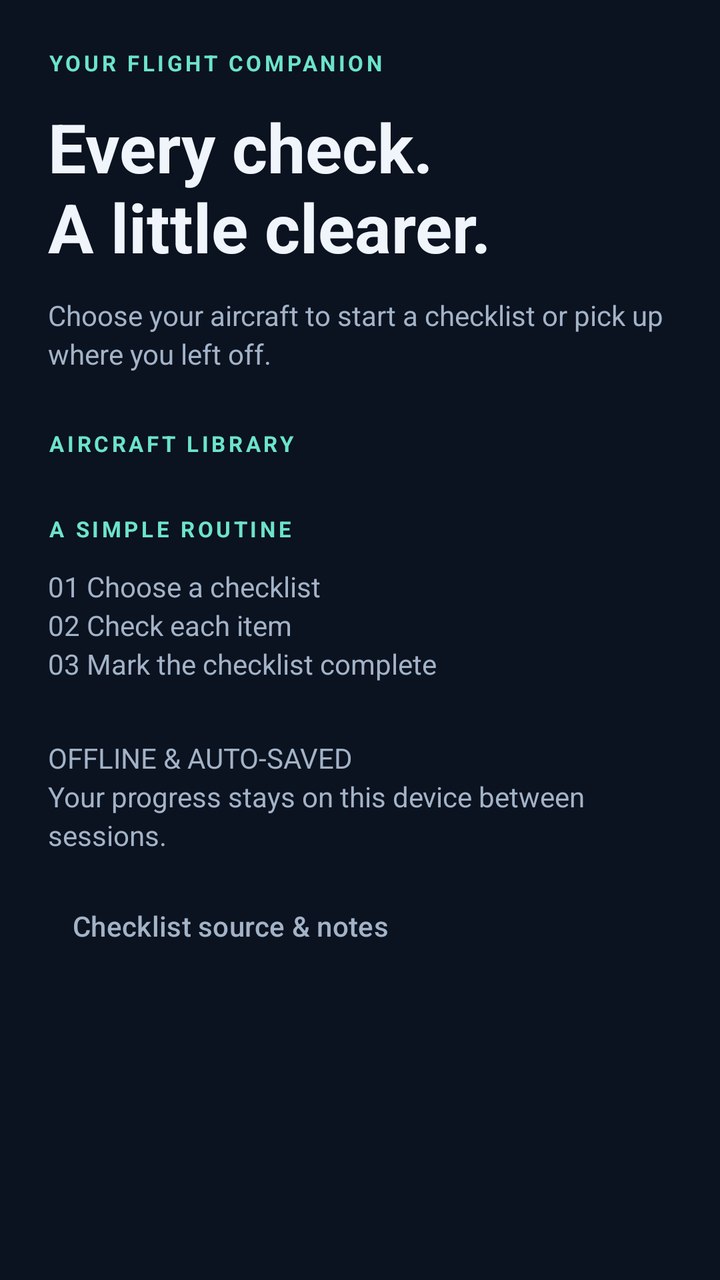
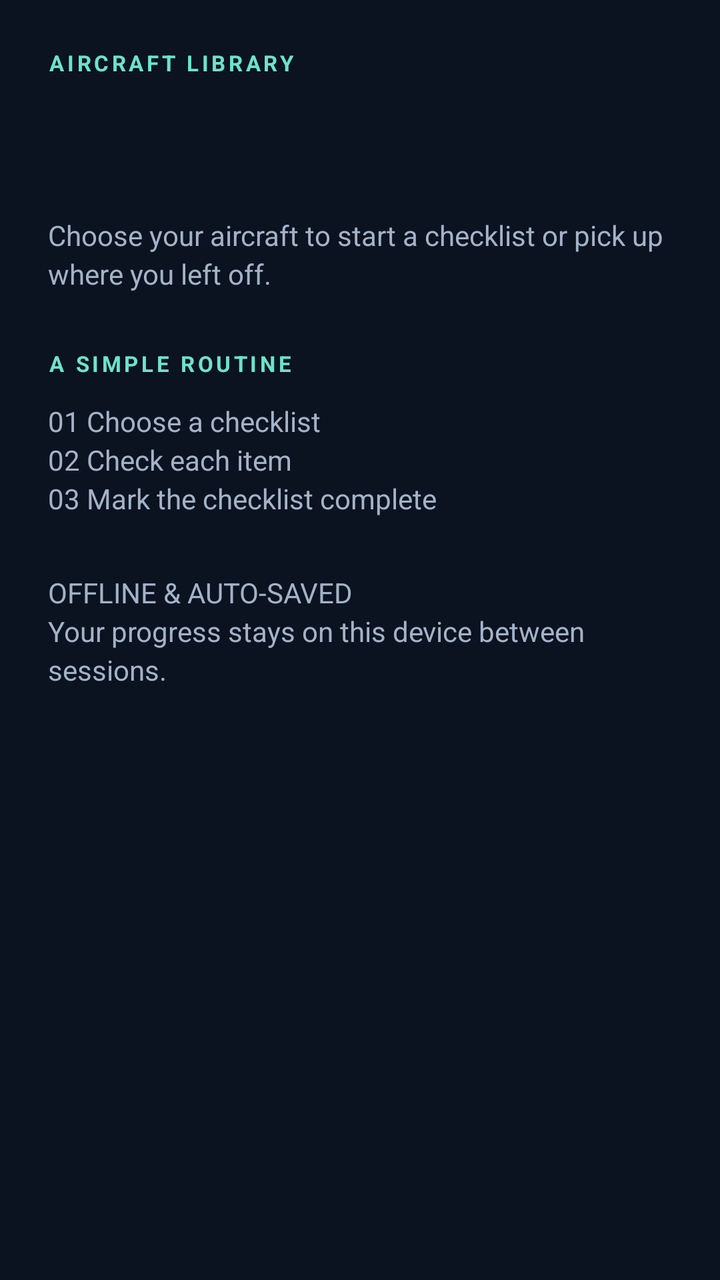

The first picture is an Android layout as it rendered before a commit; the second is the same layout after the commit. The layout source and the unified diff follow.
<!-- AndroidManifest.xml: application theme Theme.Electricalchecklist -->
<!-- res/layout/screen_aircraft.xml -->
<?xml version="1.0" ?>
<ScrollView xmlns:android="http://schemas.android.com/apk/res/android" android:id="@+id/page_scroll" android:layout_width="match_parent" android:layout_height="match_parent" android:fillViewport="true">
    <LinearLayout android:id="@+id/page_body" android:layout_width="match_parent" android:layout_height="wrap_content" android:orientation="vertical" android:padding="24dp">
        <TextView style="@style/Eyebrow" android:text="@string/flight_companion"/>
        <TextView style="@style/PageTitle" android:text="@string/home_title"/>
        <TextView style="@style/BodyText" android:text="@string/choose_aircraft"/>
        <TextView style="@style/Eyebrow" android:layout_marginTop="28dp" android:text="@string/aircraft_library"/>
        <LinearLayout android:id="@+id/aircraft_rows" android:layout_width="match_parent" android:layout_height="wrap_content" android:orientation="vertical"/>
        <TextView style="@style/Eyebrow" android:layout_marginTop="28dp" android:text="@string/simple_routine"/>
        <TextView style="@style/BodyText" android:text="@string/routine"/>
        <TextView style="@style/BodyText" android:layout_marginTop="28dp" android:text="@string/autosaved"/>
        <com.google.android.material.button.MaterialButton android:id="@+id/source_button" style="@style/TextAction" android:layout_marginTop="12dp" android:text="@string/source_notes"/>
    </LinearLayout>
</ScrollView>
<!-- resources referenced by this layout -->
<resources>
  <string name="aircraft_library">AIRCRAFT LIBRARY</string>
  <string name="autosaved">OFFLINE &amp; AUTO-SAVED\nYour progress stays on this device between sessions.</string>
  <string name="choose_aircraft">Choose your aircraft to start a checklist or pick up where you left off.</string>
  <string name="flight_companion">YOUR FLIGHT COMPANION</string>
  <string name="home_title">Every check.\nA little clearer.</string>
  <string name="routine">01   Choose a checklist\n02   Check each item\n03   Mark the checklist complete</string>
  <string name="simple_routine">A SIMPLE ROUTINE</string>
  <string name="source_notes">Checklist source &amp; notes</string>
  <style name="BodyText">
          <item name="android:layout_width">match_parent</item>
          <item name="android:layout_height">wrap_content</item>
          <item name="android:layout_marginTop">12dp</item>
          <item name="android:textSize">14sp</item>
          <item name="android:textColor">@color/muted</item>
          <item name="android:lineSpacingExtra">3dp</item>
      </style>
  <style name="Eyebrow">
          <item name="android:layout_width">match_parent</item>
          <item name="android:layout_height">wrap_content</item>
          <item name="android:textSize">11sp</item>
          <item name="android:textColor">@color/accent</item>
          <item name="android:letterSpacing">0.14</item>
          <item name="android:textStyle">bold</item>
      </style>
  <style name="PageTitle">
          <item name="android:layout_width">match_parent</item>
          <item name="android:layout_height">wrap_content</item>
          <item name="android:layout_marginTop">12dp</item>
          <item name="android:textSize">34sp</item>
          <item name="android:textColor">@color/ink</item>
          <item name="android:textStyle">bold</item>
          <item name="android:accessibilityHeading">true</item>
      </style>
  <style name="TextAction" parent="Widget.Material3.Button.TextButton">
          <item name="android:layout_width">wrap_content</item>
          <item name="android:layout_height">wrap_content</item>
          <item name="android:minHeight">48dp</item>
          <item name="android:textAllCaps">false</item>
          <item name="android:textColor">@color/muted</item>
          <item name="android:textSize">14sp</item>
      </style>
  <style name="Theme.Electricalchecklist" parent="Base.Theme.Electricalchecklist" />
  <color name="muted">#A3B3C7</color>
  <color name="accent">#6CE3CB</color>
  <color name="ink">#F0F5FC</color>
  <style name="Base.Theme.Electricalchecklist" parent="Theme.Material3.Dark.NoActionBar">
          <item name="colorPrimary">#6CE3CB</item>
          <item name="colorOnPrimary">#0B1220</item>
          <item name="colorSurface">#141F30</item>
          <item name="colorOnSurface">#F0F5FC</item>
          <item name="android:windowLightStatusBar">false</item>
          <item name="android:windowLightNavigationBar">false</item>
          <item name="android:windowBackground">#0B1220</item>
      </style>
</resources>

<!-- the commit's change to res/layout/screen_aircraft.xml (unified diff, before → after) -->
@@ -1,14 +1,12 @@
 <?xml version="1.0" ?>
 <ScrollView xmlns:android="http://schemas.android.com/apk/res/android" android:id="@+id/page_scroll" android:layout_width="match_parent" android:layout_height="match_parent" android:fillViewport="true">
     <LinearLayout android:id="@+id/page_body" android:layout_width="match_parent" android:layout_height="wrap_content" android:orientation="vertical" android:padding="24dp">
-        <TextView style="@style/Eyebrow" android:text="@string/flight_companion"/>
-        <TextView style="@style/PageTitle" android:text="@string/home_title"/>
+        <TextView style="@style/Eyebrow" android:text="@string/aircraft_library"/>
+        <TextView android:id="@+id/aircraft_title" style="@style/PageTitle"/>
         <TextView style="@style/BodyText" android:text="@string/choose_aircraft"/>
-        <TextView style="@style/Eyebrow" android:layout_marginTop="28dp" android:text="@string/aircraft_library"/>
         <LinearLayout android:id="@+id/aircraft_rows" android:layout_width="match_parent" android:layout_height="wrap_content" android:orientation="vertical"/>
         <TextView style="@style/Eyebrow" android:layout_marginTop="28dp" android:text="@string/simple_routine"/>
         <TextView style="@style/BodyText" android:text="@string/routine"/>
         <TextView style="@style/BodyText" android:layout_marginTop="28dp" android:text="@string/autosaved"/>
-        <com.google.android.material.button.MaterialButton android:id="@+id/source_button" style="@style/TextAction" android:layout_marginTop="12dp" android:text="@string/source_notes"/>
     </LinearLayout>
 </ScrollView>
<!-- resource entries referenced after the edit -->
@@ -3,11 +3,8 @@
   <string name="aircraft_library">AIRCRAFT LIBRARY</string>
   <string name="autosaved">OFFLINE &amp; AUTO-SAVED\nYour progress stays on this device between sessions.</string>
   <string name="choose_aircraft">Choose your aircraft to start a checklist or pick up where you left off.</string>
-  <string name="flight_companion">YOUR FLIGHT COMPANION</string>
-  <string name="home_title">Every check.\nA little clearer.</string>
   <string name="routine">01   Choose a checklist\n02   Check each item\n03   Mark the checklist complete</string>
   <string name="simple_routine">A SIMPLE ROUTINE</string>
-  <string name="source_notes">Checklist source &amp; notes</string>
   <style name="BodyText">
           <item name="android:layout_width">match_parent</item>
           <item name="android:layout_height">wrap_content</item>
@@ -33,14 +30,6 @@
           <item name="android:textStyle">bold</item>
           <item name="android:accessibilityHeading">true</item>
       </style>
-  <style name="TextAction" parent="Widget.Material3.Button.TextButton">
-          <item name="android:layout_width">wrap_content</item>
-          <item name="android:layout_height">wrap_content</item>
-          <item name="android:minHeight">48dp</item>
-          <item name="android:textAllCaps">false</item>
-          <item name="android:textColor">@color/muted</item>
-          <item name="android:textSize">14sp</item>
-      </style>
   <style name="Theme.Electricalchecklist" parent="Base.Theme.Electricalchecklist" />
   <color name="muted">#A3B3C7</color>
   <color name="accent">#6CE3CB</color>
